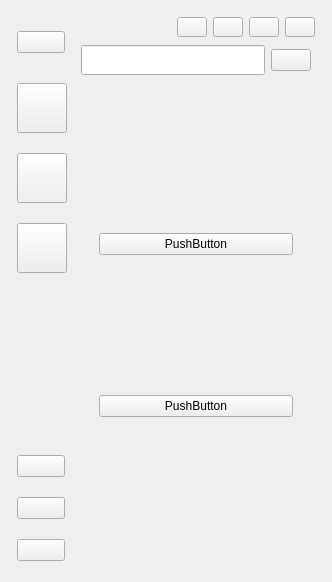
Before: the Qt Designer form mainwindow.ui in MudRocksHammer/QICQ, drawn with Qt 5.
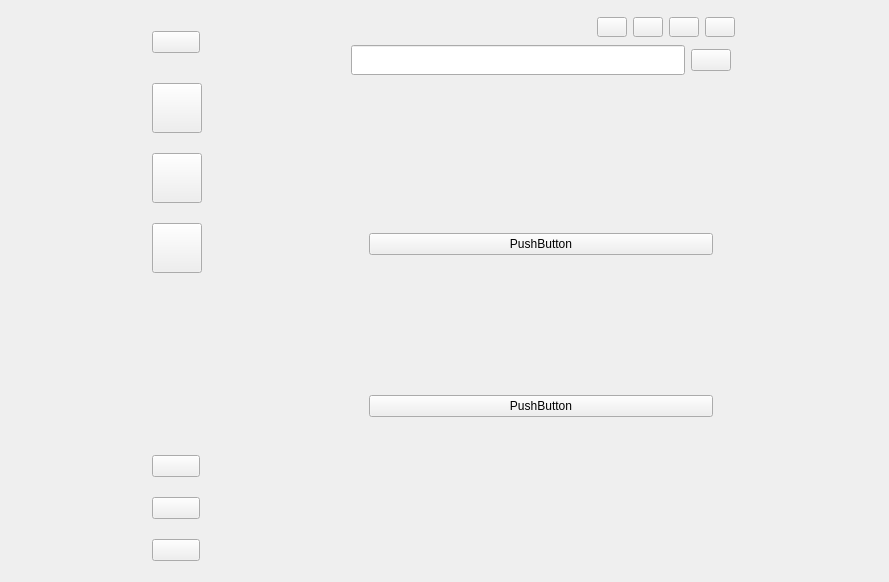
After: the same form once the commit is applied. The open tabs and pages were chosen to show the change. Custom widgets are drawn as their Qt base class.

Diff of the .ui file:
```diff
--- a/mainwindow.ui
+++ b/mainwindow.ui
@@ -6,10 +6,16 @@
    <rect>
     <x>0</x>
     <y>0</y>
-    <width>332</width>
+    <width>889</width>
     <height>582</height>
    </rect>
   </property>
+  <property name="minimumSize">
+   <size>
+    <width>300</width>
+    <height>500</height>
+   </size>
+  </property>
   <property name="maximumSize">
    <size>
     <width>16777</width>
```
Left out of the diff: 11 changed lines with no effect on the pictures.
